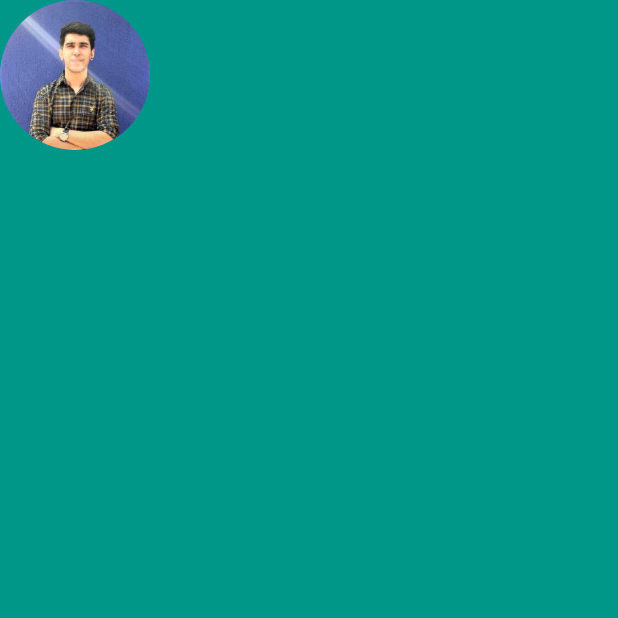
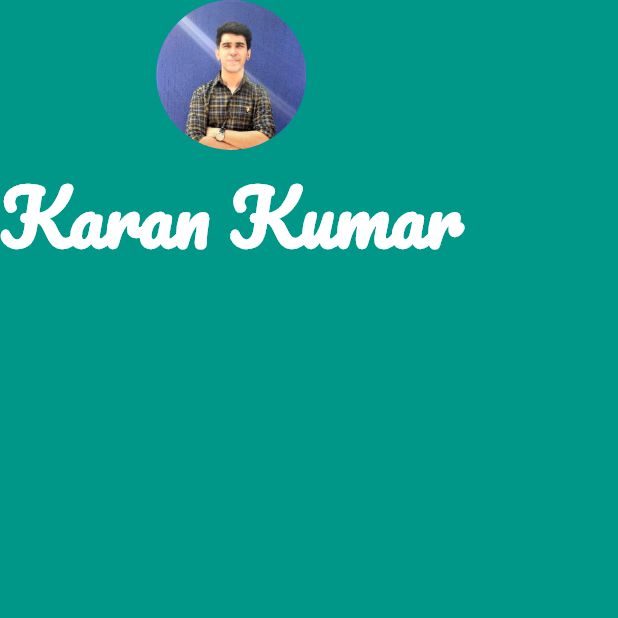
Before and after one commit to karankumarshreds/FlutterWidgets, a Flutter app: the screen it shows after launch, on a phone screen of 412 x 824 dp, the top half of it. Run offline on Flutter 3.47's test engine with Material 2 defaults, Android fonts, the phone set to English and light mode, and no system bars.

Commit message:
add custom font

```diff
--- a/lib/main.dart
+++ b/lib/main.dart
@@ -1,4 +1,5 @@
 import 'package:flutter/material.dart';
+import 'package:flutter/services.dart';
 
 void main () => runApp(
     MyApp()
@@ -13,10 +14,19 @@ class MyApp extends StatelessWidget {
         body: SafeArea(
             child: Column(
                 children: <Widget>[
-                CircleAvatar(
-                  radius: 50,
-                  backgroundImage: AssetImage('images/karan.jpg')
-                )
+                  CircleAvatar(
+                    radius: 50,
+                    backgroundImage: AssetImage('images/karan.jpg')
+                  ),
+                  Text(
+                    'Karan Kumar',
+                    style: TextStyle(
+                      fontSize: 50,
+                      fontWeight: FontWeight.bold,
+                      fontFamily: 'Pacifico',
+                      color: Colors.white
+                    ),
+                  )
                 ]
             )
         )
```
Also changed, not shown: pubspec.yaml (+5 -6 lines), fonts/pacifico.ttf (added).
